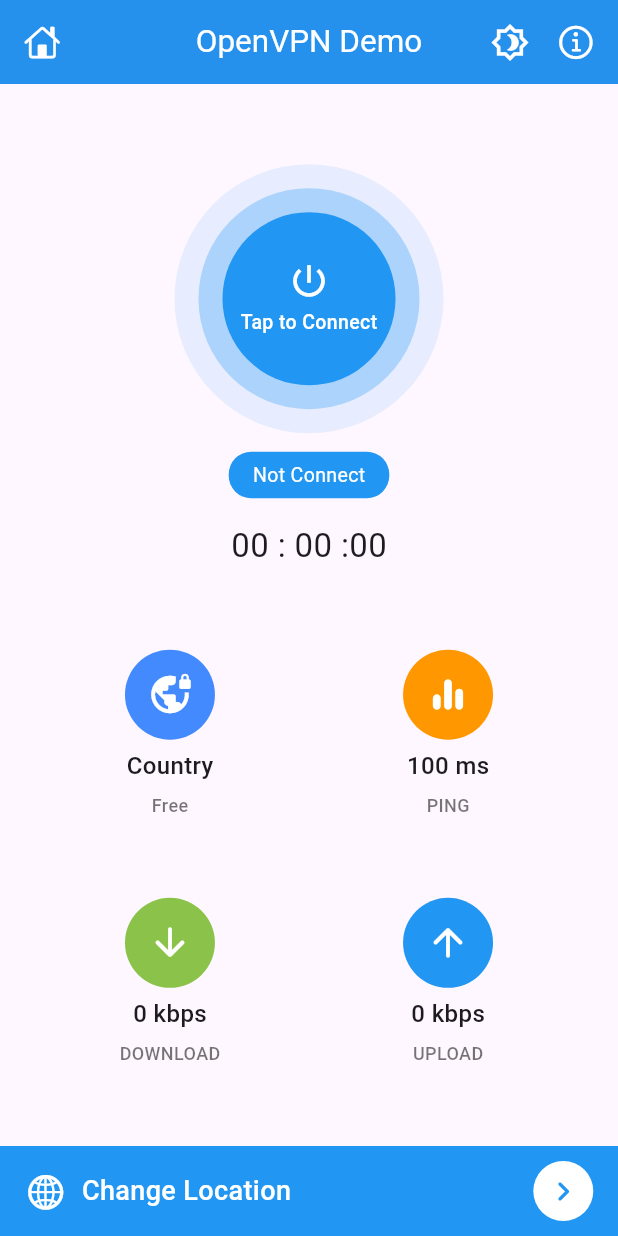
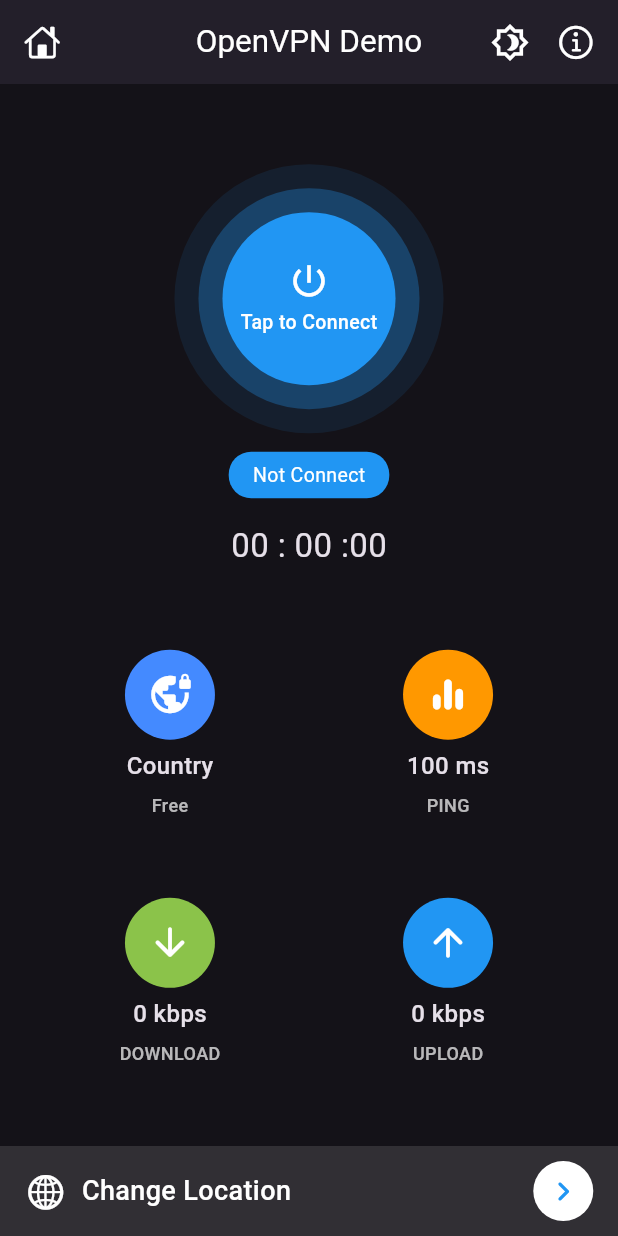
Before and after one commit to Pratham-Makwana/FreeVpn, a Flutter app: the screen it shows after launch, after a tap on the "brightness 4" icon, on a phone screen of 412 x 824 dp. Run offline on Flutter 3.47's test engine with Material 3 defaults, Android fonts, the light colour scheme and no system bars; our stand-ins replace csv, get, hive_flutter, lottie; accounts and stored records are empty; network calls fail.

Commit message:
Dark & Light Theme Of The UI

```diff
--- a/lib/helper/pref.dart
+++ b/lib/helper/pref.dart
@@ -10,6 +10,10 @@
     await Hive.initFlutter();
     _box = await Hive.openBox('data');
   }
+
+  /// for storing theme data
+  static bool get isDarkMode => _box.get('isDarkMode') ?? false;
+  static set isDarkMode(bool v) => _box.put('isDarkMode', v);
 
   //for storing single selected vpn details
   static Vpn get vpn => Vpn.fromJson(jsonDecode(_box.get('vpn') ?? '{}'));
--- a/lib/main.dart
+++ b/lib/main.dart
@@ -1,5 +1,6 @@
 import 'package:flutter/material.dart';
 import 'package:flutter/services.dart';
+import 'package:get/get.dart';
 import 'package:get/get_navigation/src/root/get_material_app.dart';
 import 'package:vpn_basic_project/helper/pref.dart';
 
@@ -30,6 +31,8 @@
   Widget build(BuildContext context) {
     return GetMaterialApp(
       debugShowCheckedModeBanner: false,
+
+      /// theme
       theme: ThemeData(
           appBarTheme: AppBarTheme(
         titleTextStyle: TextStyle(color: Colors.white, fontSize: 21),
@@ -38,8 +41,27 @@
         color: Colors.blue,
         elevation: 3,
       )),
+
+      themeMode: Pref.isDarkMode ? ThemeMode.dark : ThemeMode.light,
+
+      /// dark theme
+      darkTheme: ThemeData(
+        brightness: Brightness.dark,
+        appBarTheme: AppBarTheme(
+          titleTextStyle: TextStyle(color: Colors.white, fontSize: 21),
+          iconTheme: IconThemeData(color: Colors.white),
+          centerTitle: true,
+          elevation: 3,
+        ),
+      ),
       title: 'OpenVpn Demo',
       home: SplashScreen(),
     );
   }
 }
+
+extension AppTheme on ThemeData {
+  Color get lightText => Pref.isDarkMode ? Colors.white70: Colors.black54;
+  Color get bottomNav => Pref.isDarkMode ? Colors.white12: Colors.blue;
+  Color get vpnCard => Pref.isDarkMode ? Colors.white12: Colors.white;
+}
--- a/lib/screens/home_screen.dart
+++ b/lib/screens/home_screen.dart
@@ -8,6 +8,7 @@
 import 'package:flutter/services.dart' show rootBundle;
 import 'package:get/get.dart';
 import 'package:vpn_basic_project/controller/home_controller.dart';
+import 'package:vpn_basic_project/helper/pref.dart';
 import 'package:vpn_basic_project/screens/location_screen.dart';
 import 'package:vpn_basic_project/widgets/count_down_timer.dart';
 import 'package:vpn_basic_project/widgets/home_card.dart';
@@ -36,7 +37,10 @@
         title: Text('OpenVPN Demo'),
         actions: [
           IconButton(
-              onPressed: () {},
+              onPressed: () {
+                Get.changeThemeMode(Get.isDarkMode ? ThemeMode.light : ThemeMode.dark);
+                Pref.isDarkMode = !Pref.isDarkMode;
+              },
               icon: Icon(
                 Icons.brightness_4_outlined,
                 size: 26,
@@ -50,7 +54,7 @@
               ))
         ],
       ),
-      bottomNavigationBar: _changeLocation(),
+      bottomNavigationBar: _changeLocation(context),
 
       /// /body
       body: Column(mainAxisAlignment: MainAxisAlignment.spaceEvenly, children: [
@@ -230,14 +234,14 @@
       );
 
   /// bottom nav to change location
-  Widget _changeLocation() => SafeArea(
+  Widget _changeLocation(BuildContext context) => SafeArea(
         child: Semantics(
           button: true,
           child: InkWell(
             onTap: () => Get.to(() => LocationScreen()),
             child: Container(
               padding: EdgeInsets.symmetric(horizontal: mq.width * .04),
-              color: Colors.blue,
+              color: Theme.of(context).bottomNav,
               height: 60,
               child: Row(
                 children: [
--- a/lib/screens/splash_screen.dart
+++ b/lib/screens/splash_screen.dart
@@ -2,6 +2,7 @@
 import 'package:flutter/services.dart';
 import 'package:get/get_core/src/get_main.dart';
 import 'package:get/get_navigation/get_navigation.dart';
+import 'package:vpn_basic_project/helper/pref.dart';
 import 'package:vpn_basic_project/screens/home_screen.dart';
 
 import '../main.dart';
@@ -52,7 +53,7 @@
                   fontWeight: FontWeight.w700,
                   fontSize: 22,
                   letterSpacing: 1,
-                  color: Colors.black87),
+                  color: Theme.of(context).lightText),
             ),
           )
         ],
--- a/lib/widgets/home_card.dart
+++ b/lib/widgets/home_card.dart
@@ -44,7 +44,7 @@
               style: TextStyle(
                   fontSize: 12,
                   fontWeight: FontWeight.w500,
-                  color: Colors.black54),
+                  color: Theme.of(context).lightText),
             ),
           ],
         ));
--- a/lib/widgets/vpn_card.dart
+++ b/lib/widgets/vpn_card.dart
@@ -19,6 +19,7 @@
   Widget build(BuildContext context) {
     final controller = Get.find<HomeController>();
     return Card(
+      color: Theme.of(context).vpnCard,
       elevation: 7,
       margin: EdgeInsets.symmetric(vertical: mq.height * .01),
       shape: RoundedRectangleBorder(borderRadius: BorderRadius.circular(15)),
@@ -86,7 +87,7 @@
                 Text(vpn.numVpnSessions.toString(),
                     style: TextStyle(
                         fontSize: 13,
-                        color: Colors.black54,
+                        color: Theme.of(context).lightText,
                         fontWeight: FontWeight.w500)),
                 SizedBox(
                   width: 4,
```
